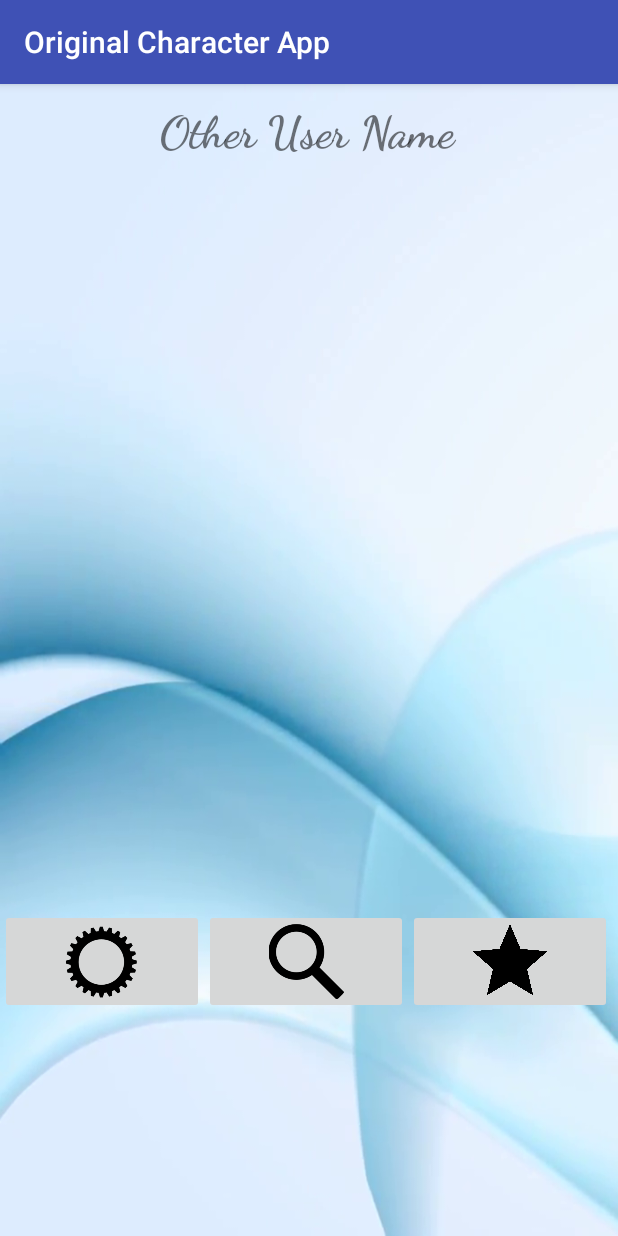
After one commit to nguyl88/OriginalCharacterApp, an Android app: the OtherProfileActivity screen opened directly, with no data from a screen before it, on a phone screen of 412 x 824 dp. The commit adds this screen. Run offline under Robolectric (Android 15) with nearby library versions, the phone set to English and light mode, and no system bars.

Commit message:
Added other user profile (wip), added password logic, etc.

```diff
--- a/app/src/main/AndroidManifest.xml
+++ b/app/src/main/AndroidManifest.xml
@@ -49,7 +49,8 @@
             </intent-filter>
         </activity>
         <activity android:name=".SettingActivity" />
-        <activity android:name=".SearchActivity"></activity>
+        <activity android:name=".SearchActivity" />
+        <activity android:name=".OtherProfileActivity"></activity>
     </application>
 
 </manifest>
--- /dev/null
+++ b/app/src/main/java/com/example/linda/originalcharacterapp/OtherProfileActivity.java
@@ -0,0 +1,13 @@
+package com.example.linda.originalcharacterapp;
+//This class will be added after the search feature is implemented.
+import android.support.v7.app.AppCompatActivity;
+import android.os.Bundle;
+
+public class OtherProfileActivity extends AppCompatActivity {
+
+    @Override
+    protected void onCreate(Bundle savedInstanceState) {
+        super.onCreate (savedInstanceState);
+        setContentView (R.layout.activity_otherprofile);
+    }
+}
--- a/app/src/main/java/com/example/linda/originalcharacterapp/SettingActivity.java
+++ b/app/src/main/java/com/example/linda/originalcharacterapp/SettingActivity.java
@@ -13,7 +13,7 @@ public class SettingActivity extends AppCompatActivity {
     @Override
     protected void onCreate(Bundle savedInstanceState) {
         super.onCreate (savedInstanceState);
-        setContentView (R.layout.activity_setting);
+        setContentView (R.layout.setting_activity);
 
         saveButton = (Button)findViewById(R.id.save_setting);
         logoutButton = (Button)findViewById(R.id.logoutbutton);
--- /dev/null
+++ b/app/src/main/res/layout/activity_otherprofile.xml
@@ -0,0 +1,91 @@
+<?xml version="1.0" encoding="utf-8"?>
+<LinearLayout xmlns:android="http://schemas.android.com/apk/res/android"
+    xmlns:app="http://schemas.android.com/apk/res-auto"
+    xmlns:tools="http://schemas.android.com/tools"
+    android:layout_width="match_parent"
+    android:layout_height="match_parent"
+    android:layout_weight="1"
+    android:background= "@mipmap/bluescreen"
+    android:fitsSystemWindows="true"
+    android:baselineAligned="false"
+    tools:context=".HomeActivity">
+    <ScrollView
+        android:id="@+id/scrollview"
+        android:layout_width="wrap_content"
+        android:layout_height="match_parent"
+        android:layout_weight="1"
+        android:clipToPadding="false"
+        android:fillViewport="false"
+        android:scrollbarStyle="outsideInset">
+        <LinearLayout
+            android:layout_width="match_parent"
+            android:layout_height="wrap_content"
+            android:orientation="vertical">
+
+            <LinearLayout
+                android:layout_width="match_parent"
+                android:layout_height="50dp"
+                android:orientation="horizontal">
+
+                <TextView
+                    android:id="@+id/gallery_title"
+                    android:layout_width="wrap_content"
+                    android:layout_height="64dp"
+                    android:layout_weight="1"
+                    android:gravity="center"
+                    android:text="Other User Name"
+                    android:textSize="30sp"
+                    android:textStyle="bold"
+                    app:fontFamily="cursive" />
+            </LinearLayout>
+
+            <GridView
+                android:id="@+id/user_grid_view"
+                android:layout_weight="1"
+                android:layout_width="match_parent"
+                android:layout_height="500dp"
+                android:columnWidth="90dp"
+                android:gravity="center"
+                android:horizontalSpacing="10dp"
+                android:numColumns="auto_fit"
+                android:stretchMode="columnWidth"
+                android:verticalSpacing="10dp">
+
+            </GridView>
+
+            <LinearLayout
+                android:layout_width="match_parent"
+                android:layout_height="70dp"
+                android:gravity="bottom"
+                android:orientation="horizontal">
+
+                <ImageButton
+                    android:id="@+id/settingsButton"
+                    android:layout_width="50dip"
+                    android:layout_height="wrap_content"
+                    android:layout_weight="1"
+                    android:scaleType="fitCenter"
+                    app:srcCompat="@drawable/setting" />
+
+                <ImageButton
+                    android:id="@+id/searchButton"
+                    android:layout_width="50dip"
+                    android:layout_height="wrap_content"
+                    android:layout_weight="1"
+                    android:scaleType="fitCenter"
+                    app:srcCompat="@drawable/search" />
+
+                <ImageButton
+                    android:id="@+id/faveButton"
+                    android:layout_width="50dip"
+                    android:layout_height="wrap_content"
+                    android:layout_weight="1"
+                    android:scaleType="fitCenter"
+                    app:srcCompat="@drawable/staricon" />
+
+            </LinearLayout>
+
+        </LinearLayout>
+    </ScrollView>
+
+</LinearLayout>
```
Also changed, not shown: app/src/main/java/com/example/linda/originalcharacterapp/Register.java (+75 -1 lines).
